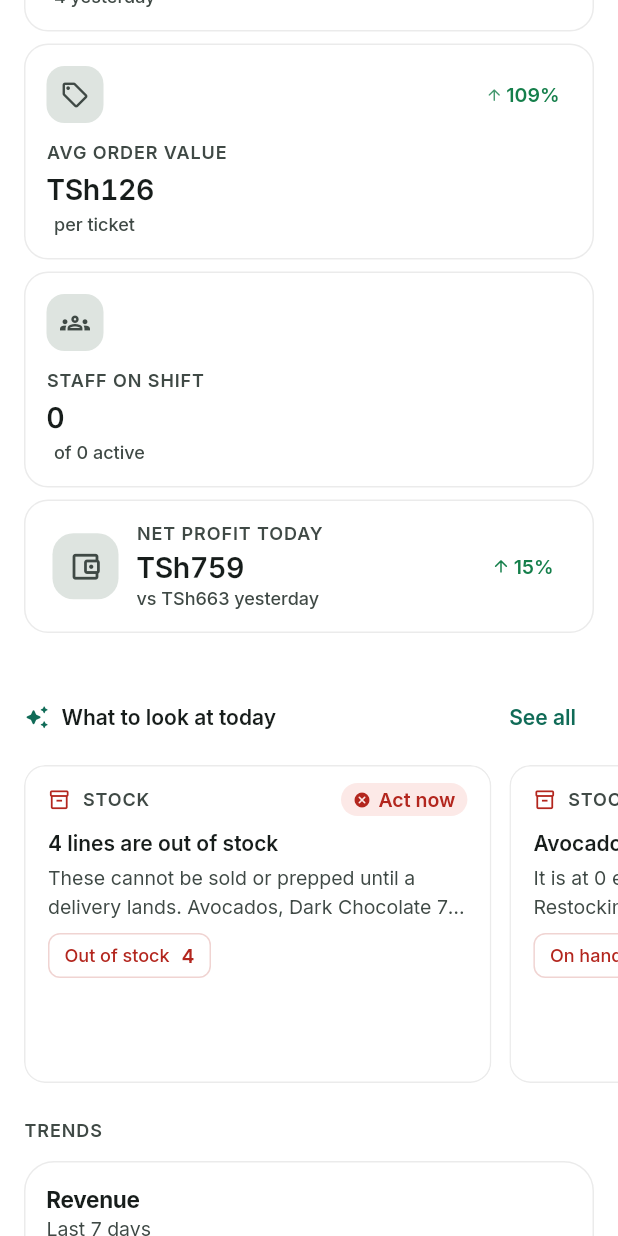
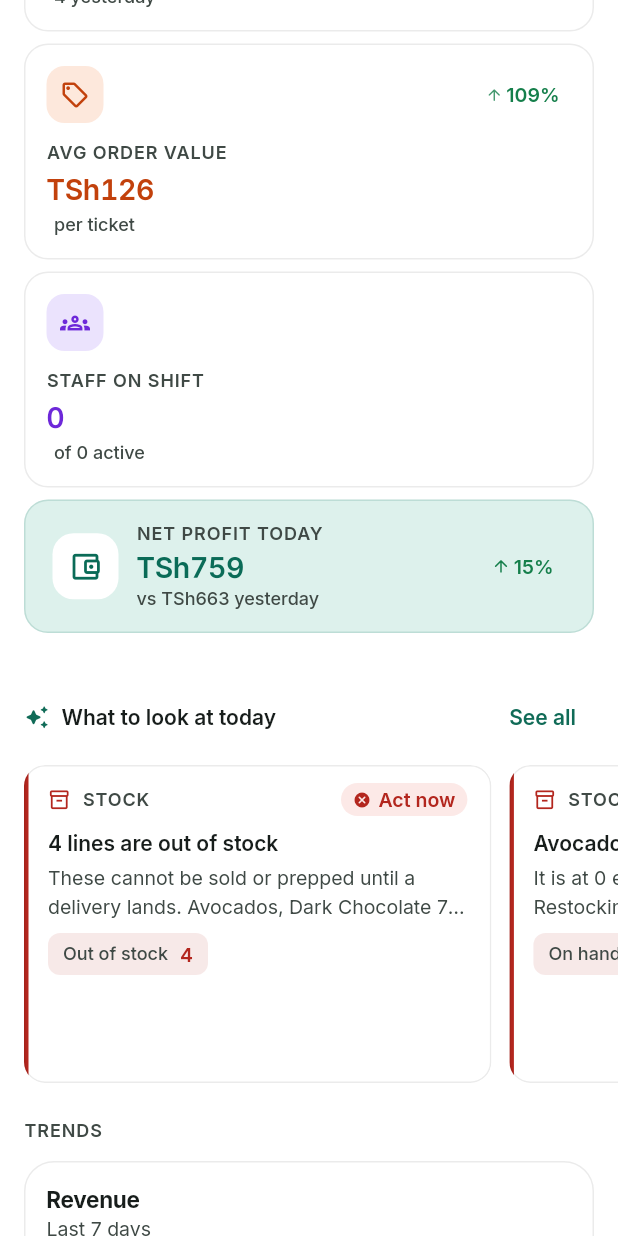
Before and after one commit to AZHIK/foodo, a Flutter app: the DashboardMobileScreen screen opened directly, scrolled down 576 dp, on a phone screen of 412 x 824 dp. Run offline on Flutter 3.47's test engine with Material 3 defaults, Android fonts, the phone set to English and light mode, and no system bars; our stand-ins replace connectivity_plus, decimal, dio, drift, fl_chart, flutter_riverpod and 5 more; missing offline and left inert: excel, file_selector, workmanager, xdg_directories; accounts and stored records are empty; generated files the repository leaves out were written again.

Commit message:
mobile dashboard changes

```diff
--- a/apps/restaurant_app/lib/screens/dashboard/dashboard_mobile_screen.dart
+++ b/apps/restaurant_app/lib/screens/dashboard/dashboard_mobile_screen.dart
@@ -165,7 +165,6 @@ class _QuickTile extends StatelessWidget {
 
   @override
   Widget build(BuildContext context) {
-    final isMobile = context.isMobile;
     return Material(
       color: colors.surfaceContainerLowest,
       clipBehavior: Clip.antiAlias,
@@ -187,20 +186,16 @@ class _QuickTile extends StatelessWidget {
                 height: 40,
                 width: 40,
                 decoration: BoxDecoration(
-                  color: isMobile
-                      ? colors.surfaceContainerHighest
-                      : action.family.tint,
+                  color: action.family.tint,
                   borderRadius: BorderRadius.circular(12),
-                  border: isMobile
-                      ? null
-                      : Border.all(
-                          color: action.family.accent.withValues(alpha: 0.2),
-                        ),
+                  border: Border.all(
+                    color: action.family.accent.withValues(alpha: 0.2),
+                  ),
                 ),
                 child: Icon(
                   action.icon,
                   size: 20,
-                  color: isMobile ? colors.onSurfaceVariant : action.family.accent,
+                  color: action.family.accent,
                 ),
               ),
               const SizedBox(height: Insets.sm),
--- a/apps/restaurant_app/lib/screens/dashboard/dashboard_widgets.dart
+++ b/apps/restaurant_app/lib/screens/dashboard/dashboard_widgets.dart
@@ -80,6 +80,7 @@ List<Widget> buildDashboardKpiCards(
        caption: AppStrings.vsYesterday(
          Fmt.moneyCompact(metrics.sales.previous),
        ),
+       deepGradient: true,
      ),
     ColorfulMetricCard(
       label: AppStrings.ordersToday,
--- a/apps/restaurant_app/lib/widgets/dashboard/colorful_metric_card.dart
+++ b/apps/restaurant_app/lib/widgets/dashboard/colorful_metric_card.dart
@@ -26,6 +26,7 @@ class ColorfulMetricCard extends StatelessWidget {
     this.caption,
     this.onTap,
     this.hero = false,
+    this.deepGradient = false,
   });
 
   final String label;
@@ -52,6 +53,10 @@ class ColorfulMetricCard extends StatelessWidget {
   /// with light-on-dark text so the hero reads as one deliberate banner
   /// rather than a fifth identical tile.
   final bool hero;
+
+  /// Deep primary-colour gradient on mobile, making the card stand out
+  /// as the headline metric (Today's Sales).
+  final bool deepGradient;
 
   /// Below this the card cannot hold an icon and a badge on one line, so the
   /// badge is dropped rather than crushed to a sliver. The caption underneath
@@ -102,10 +107,12 @@ class ColorfulMetricCard extends StatelessWidget {
         caption: caption,
         icon: icon,
         change: change,
+        family: family,
       );
     } else if (isMobile) {
-      // Clean and minimal on mobile: plain surface, hairline border,
-      // no gradient, shadow, or decorative elements.
+      // Clean and minimal on mobile: flat surface, hairline border,
+      // subtle family tint on the icon chip and value, no gradient
+      // or shadow. Deep gradient for the headline metric.
       card = _MobileCard(
         padding: padding,
         icon: icon,
@@ -114,6 +121,8 @@ class ColorfulMetricCard extends StatelessWidget {
         caption: caption,
         change: change,
         showBadge: showBadge,
+        family: family,
+        deepGradient: deepGradient,
       );
     } else {
       // Tinted wash rather than plain white: a soft gradient from the family
@@ -167,6 +176,8 @@ class _MobileCard extends StatelessWidget {
     required this.caption,
     required this.change,
     required this.showBadge,
+    required this.family,
+    this.deepGradient = false,
   });
 
   final EdgeInsets padding;
@@ -176,6 +187,8 @@ class _MobileCard extends StatelessWidget {
   final String? caption;
   final double? change;
   final bool showBadge;
+  final DashboardColor family;
+  final bool deepGradient;
 
   @override
   Widget build(BuildContext context) {
@@ -184,9 +197,24 @@ class _MobileCard extends StatelessWidget {
     return Container(
       padding: padding,
       decoration: BoxDecoration(
-        color: colors.surfaceContainerLowest,
+        gradient: deepGradient
+            ? LinearGradient(
+                begin: Alignment.topLeft,
+                end: Alignment.bottomRight,
+                colors: [
+                  colors.primary,
+                  colors.primary.withValues(alpha: 0.7),
+                  colors.primary.withValues(alpha: 0.4),
+                ],
+              )
+            : null,
+        color: deepGradient ? null : colors.surfaceContainerLowest,
         borderRadius: const BorderRadius.all(Radius.circular(16)),
-        border: Border.all(color: context.semantic.hairline),
+        border: Border.all(
+          color: deepGradient
+              ? colors.primary.withValues(alpha: 0.3)
+              : context.semantic.hairline,
+        ),
       ),
       child: Column(
         crossAxisAlignment: CrossAxisAlignment.stretch,
@@ -199,10 +227,16 @@ class _MobileCard extends StatelessWidget {
                 height: 38,
                 width: 38,
                 decoration: BoxDecoration(
-                  color: colors.surfaceContainerHighest,
+                  color: deepGradient
+                      ? Colors.white.withValues(alpha: 0.15)
+                      : family.tint,
                   borderRadius: BorderRadius.circular(12),
                 ),
-                child: Icon(icon, size: 20, color: colors.onSurfaceVariant),
+                child: Icon(
+                  icon,
+                  size: 20,
+                  color: deepGradient ? Colors.white : family.accent,
+                ),
               ),
               const SizedBox(width: Insets.sm),
               Expanded(
@@ -221,7 +255,9 @@ class _MobileCard extends StatelessWidget {
             maxLines: 1,
             overflow: TextOverflow.ellipsis,
             style: context.text.eyebrow.copyWith(
-              color: colors.onSurfaceVariant,
+              color: deepGradient
+                  ? Colors.white.withValues(alpha: 0.8)
+                  : colors.onSurfaceVariant,
             ),
           ),
           const SizedBox(height: 4),
@@ -232,7 +268,7 @@ class _MobileCard extends StatelessWidget {
               value,
               maxLines: 1,
               style: context.text.headlineSmall?.copyWith(
-                color: colors.onSurface,
+                color: deepGradient ? Colors.white : family.accent,
                 fontWeight: FontWeight.w600,
                 fontFeatures: const [FontFeature.tabularFigures()],
               ),
@@ -250,7 +286,9 @@ class _MobileCard extends StatelessWidget {
                   maxLines: 1,
                   overflow: TextOverflow.ellipsis,
                   style: context.text.caption.copyWith(
-                    color: colors.onSurfaceVariant,
+                    color: deepGradient
+                        ? Colors.white.withValues(alpha: 0.7)
+                        : colors.onSurfaceVariant,
                   ),
                 ),
               ),
@@ -402,8 +440,7 @@ class _DesktopCard extends StatelessWidget {
   }
 }
 
-/// Full-width feature variant (net profit on mobile): plain surface
-/// card on mobile, gradient hero on desktop.
+/// Full-width feature variant (net profit).
 class _HeroBody extends StatelessWidget {
   const _HeroBody({
     required this.padding,
@@ -414,6 +451,7 @@ class _HeroBody extends StatelessWidget {
     required this.caption,
     required this.icon,
     required this.change,
+    required this.family,
   });
 
   final EdgeInsets padding;
@@ -424,6 +462,7 @@ class _HeroBody extends StatelessWidget {
   final String? caption;
   final IconData icon;
   final double? change;
+  final DashboardColor family;
 
   @override
   Widget build(BuildContext context) {
@@ -436,9 +475,9 @@ class _HeroBody extends StatelessWidget {
           right: padding.right + 4,
         ),
         decoration: BoxDecoration(
-          color: colors.surfaceContainerLowest,
+          color: family.tint,
           borderRadius: const BorderRadius.all(Radius.circular(16)),
-          border: Border.all(color: context.semantic.hairline),
+          border: Border.all(color: family.accent.withValues(alpha: 0.15)),
         ),
         child: Column(
           crossAxisAlignment: CrossAxisAlignment.stretch,
@@ -451,10 +490,10 @@ class _HeroBody extends StatelessWidget {
                   height: 44,
                   width: 44,
                   decoration: BoxDecoration(
-                    color: colors.surfaceContainerHighest,
+                    color: colors.surfaceContainerLowest,
                     borderRadius: BorderRadius.circular(14),
                   ),
-                  child: Icon(icon, size: 23, color: colors.onSurfaceVariant),
+                  child: Icon(icon, size: 23, color: family.accent),
                 ),
                 const SizedBox(width: Insets.md),
                 Expanded(
@@ -478,7 +517,7 @@ class _HeroBody extends StatelessWidget {
                           value,
                           maxLines: 1,
                           style: context.text.headlineSmall?.copyWith(
-                            color: colors.onSurface,
+                            color: family.accent,
                             fontWeight: FontWeight.w600,
                             fontFeatures: const [FontFeature.tabularFigures()],
                           ),
--- a/apps/restaurant_app/lib/widgets/dashboard/insight_highlights.dart
+++ b/apps/restaurant_app/lib/widgets/dashboard/insight_highlights.dart
@@ -124,7 +124,6 @@ class _InsightCard extends StatelessWidget {
   @override
   Widget build(BuildContext context) {
     final colors = context.colors;
-    final isMobile = context.isMobile;
     final accent = switch (insight.priority) {
       InsightPriority.urgent => context.semantic.danger,
       InsightPriority.advisory => context.semantic.warning,
@@ -140,7 +139,18 @@ class _InsightCard extends StatelessWidget {
       ),
       child: InkWell(
         onTap: () => context.goNamed(AppRoute.insightsName),
-        child: Padding(
+        child: Stack(
+          children: [
+            // A colour bar down the leading edge rather than a tinted card:
+            // three of these side by side, each fully tinted, would shout over
+            // the KPI row above them.
+            Positioned(
+              left: 0,
+              top: 0,
+              bottom: 0,
+              child: Container(width: 3, color: accent),
+            ),
+            Padding(
               padding: EdgeInsets.fromLTRB(
                 Insets.lg,
                 compact ? Insets.md : Insets.lg,
@@ -194,11 +204,12 @@ class _InsightCard extends StatelessWidget {
                       label: insight.evidence.first.label,
                       value: insight.evidence.first.value,
                       accent: accent,
-                  isMobile: isMobile,
                     ),
                   ],
                 ],
               ),
+            ),
+          ],
         ),
       ),
     );
@@ -210,13 +221,11 @@ class _EvidenceChip extends StatelessWidget {
     required this.label,
     required this.value,
     required this.accent,
-    this.isMobile = false,
   });
 
   final String label;
   final String value;
   final Color accent;
-  final bool isMobile;
 
   @override
   Widget build(BuildContext context) {
@@ -226,13 +235,8 @@ class _EvidenceChip extends StatelessWidget {
         vertical: Insets.xs + 1,
       ),
       decoration: BoxDecoration(
-        color: isMobile
-            ? Colors.transparent
-            : accent.withValues(alpha: 0.10),
+        color: accent.withValues(alpha: 0.10),
         borderRadius: BorderRadius.circular(Radii.sm),
-        border: isMobile
-            ? Border.all(color: accent.withValues(alpha: 0.2))
-            : null,
       ),
       child: Row(
         mainAxisSize: MainAxisSize.min,
@@ -243,7 +247,7 @@ class _EvidenceChip extends StatelessWidget {
               maxLines: 1,
               overflow: TextOverflow.ellipsis,
               style: context.text.labelSmall?.copyWith(
-                color: isMobile ? accent : context.colors.onSurfaceVariant,
+                color: context.colors.onSurfaceVariant,
               ),
             ),
           ),
@@ -252,7 +256,7 @@ class _EvidenceChip extends StatelessWidget {
             value,
             maxLines: 1,
             style: context.text.labelLarge?.copyWith(
-              color: isMobile ? accent : accent,
+              color: accent,
             ),
           ),
         ],
--- a/apps/restaurant_app/lib/widgets/dashboard/ranked_list_tile.dart
+++ b/apps/restaurant_app/lib/widgets/dashboard/ranked_list_tile.dart
@@ -80,7 +80,6 @@ class RankedListTile extends StatelessWidget {
     required ColorScheme colors,
     required bool showEmoji,
   }) {
-    final isMobile = context.isMobile;
     final row = Row(
       children: [
         Container(
@@ -88,23 +87,18 @@ class RankedListTile extends StatelessWidget {
           width: 30,
           alignment: Alignment.center,
           decoration: BoxDecoration(
-            color: isMobile
-                ? colors.surfaceContainerHighest
-                : null,
-            gradient: isMobile ? null : LinearGradient(
+            gradient: LinearGradient(
               colors: [family.tint, family.tint],
             ),
             borderRadius: BorderRadius.circular(10),
-            border: isMobile
-                ? Border.all(color: context.semantic.hairline)
-                : Border.all(
-                    color: family.accent.withValues(alpha: 0.22),
-                  ),
+            border: Border.all(
+              color: family.accent.withValues(alpha: 0.22),
+            ),
           ),
           child: Text(
             AppStrings.rankBadge(rank),
             style: context.text.labelLarge?.copyWith(
-              color: isMobile ? colors.onSurface : family.onTint,
+              color: family.onTint,
             ),
           ),
         ),
@@ -135,7 +129,7 @@ class RankedListTile extends StatelessWidget {
                   fontWeight: FontWeight.w600,
                 ),
               ),
-              if (subtitle case final sub?)
+              if (subtitle case final sub!)
                 Text(
                   sub,
                   maxLines: 1,
@@ -155,7 +149,7 @@ class RankedListTile extends StatelessWidget {
             overflow: TextOverflow.ellipsis,
             textAlign: TextAlign.right,
             style: context.text.titleSmall?.copyWith(
-              color: isMobile ? colors.onSurface : family.accent,
+              color: family.accent,
               fontFeatures: const [FontFeature.tabularFigures()],
             ),
           ),
@@ -180,9 +174,7 @@ class RankedListTile extends StatelessWidget {
               minHeight: 4,
               backgroundColor:
                   colors.surfaceContainerHighest.withValues(alpha: 0.7),
-              valueColor: AlwaysStoppedAnimation(
-                isMobile ? colors.primary : family.accent,
-              ),
+              valueColor: AlwaysStoppedAnimation(family.accent),
             ),
           ),
         ),
```
Lines whose indentation alone changed are shown as unchanged.
